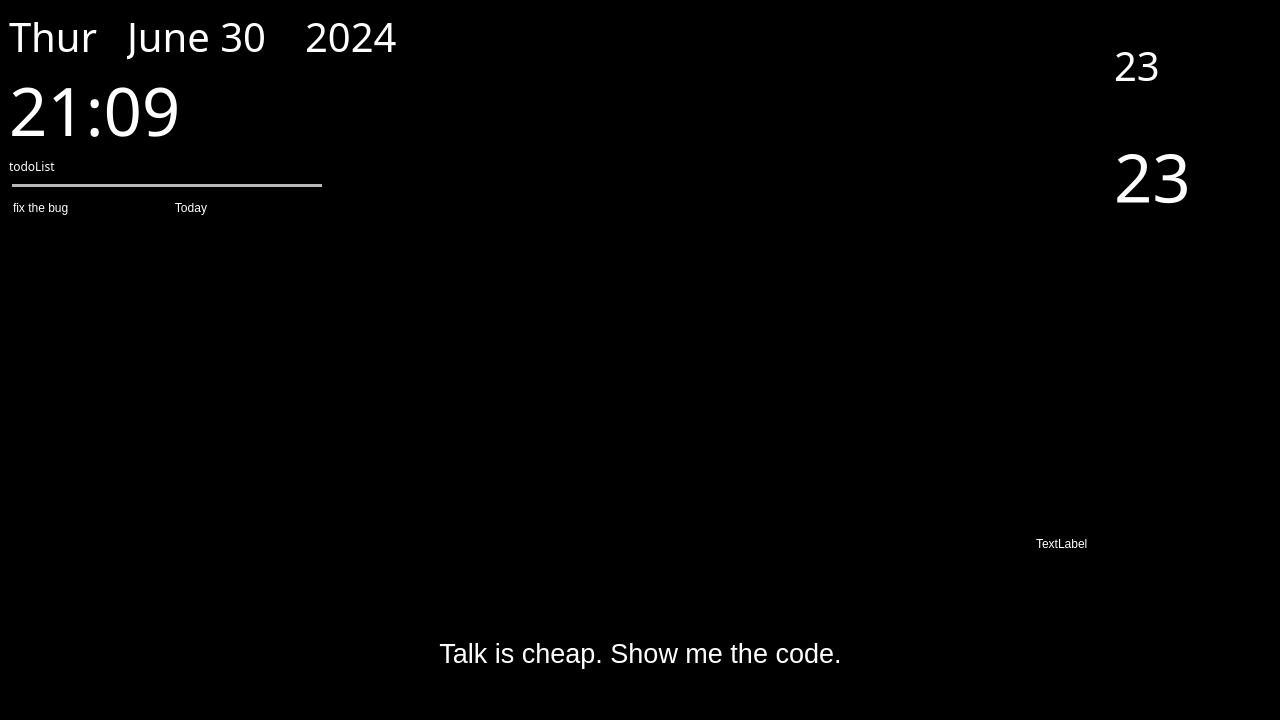
Before: the Qt Designer form mainwindow.ui in AytiYang/aytiMagicMirror, drawn with Qt 5.
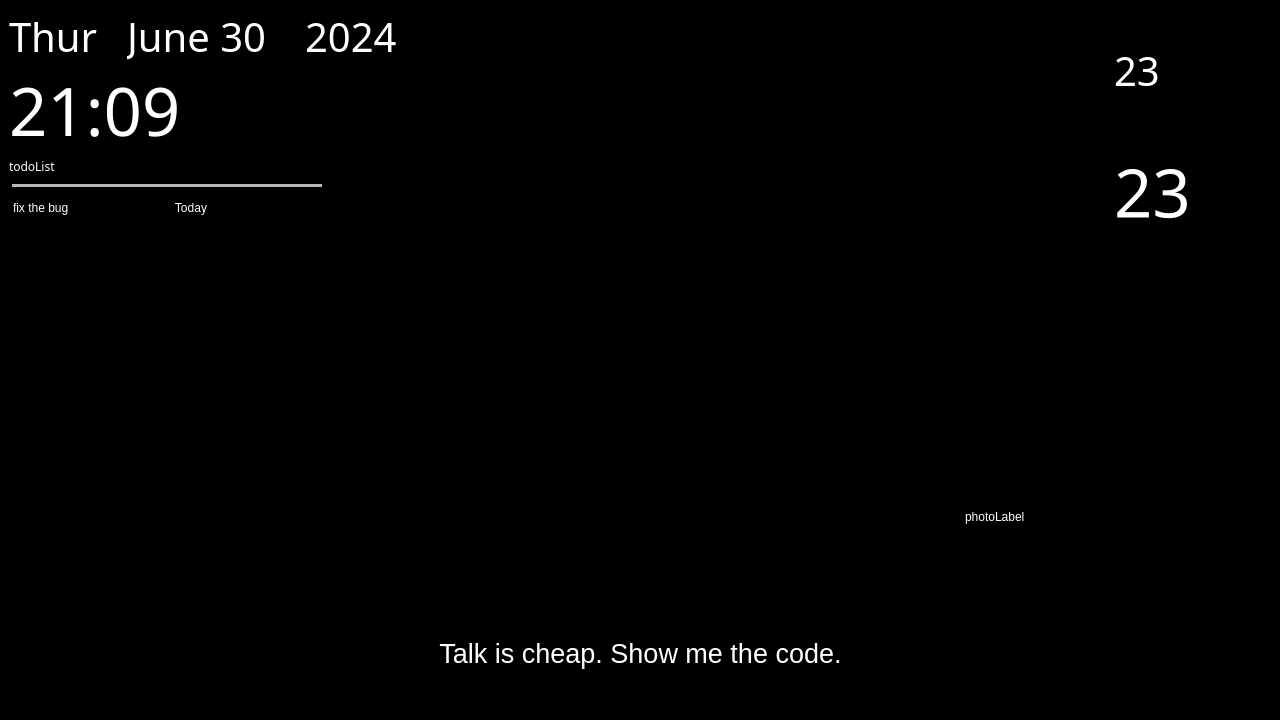
After: the same form once the commit is applied. Icons and pictures are not drawn.

The edit to the form file:
```diff
--- a/mainwindow.ui
+++ b/mainwindow.ui
@@ -331,7 +331,7 @@
          </layout>
         </item>
         <item>
-         <layout class="QVBoxLayout" name="verticalLayout_2" stretch="5,5,3">
+         <layout class="QVBoxLayout" name="verticalLayout_2" stretch="5,0,3">
           <item>
            <layout class="QVBoxLayout" name="verticalLayout">
             <item>
@@ -657,22 +657,24 @@
           </item>
           <item>
            <widget class="QWidget" name="photoWidget" native="true">
-            <widget class="QLabel" name="label_10">
-             <property name="geometry">
-              <rect>
-               <x>80</x>
-               <y>80</y>
-               <width>66</width>
-               <height>18</height>
-              </rect>
+            <layout class="QHBoxLayout" name="horizontalLayout_7">
+             <item>
+              <widget class="QLabel" name="photoLabel">
+               <property name="sizePolicy">
+                <sizepolicy hsizetype="Expanding" vsizetype="Expanding">
+                 <horstretch>0</horstretch>
+                 <verstretch>0</verstretch>
+                </sizepolicy>
              </property>
              <property name="styleSheet">
               <string notr="true">color: rgb(255, 255, 255);</string>
              </property>
              <property name="text">
-              <string>TextLabel</string>
-             </property>
-            </widget>
+                <string>photoLabel</string>
+               </property>
+              </widget>
+             </item>
+            </layout>
            </widget>
           </item>
          </layout>
```
Lines whose indentation alone changed are shown as unchanged.
